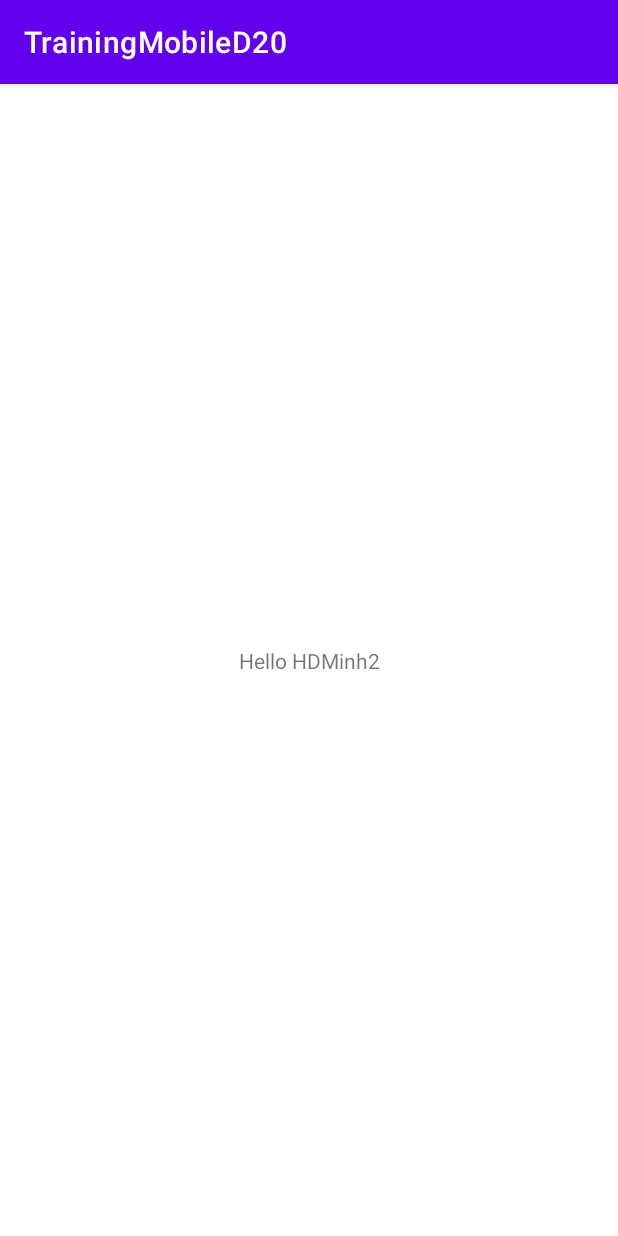
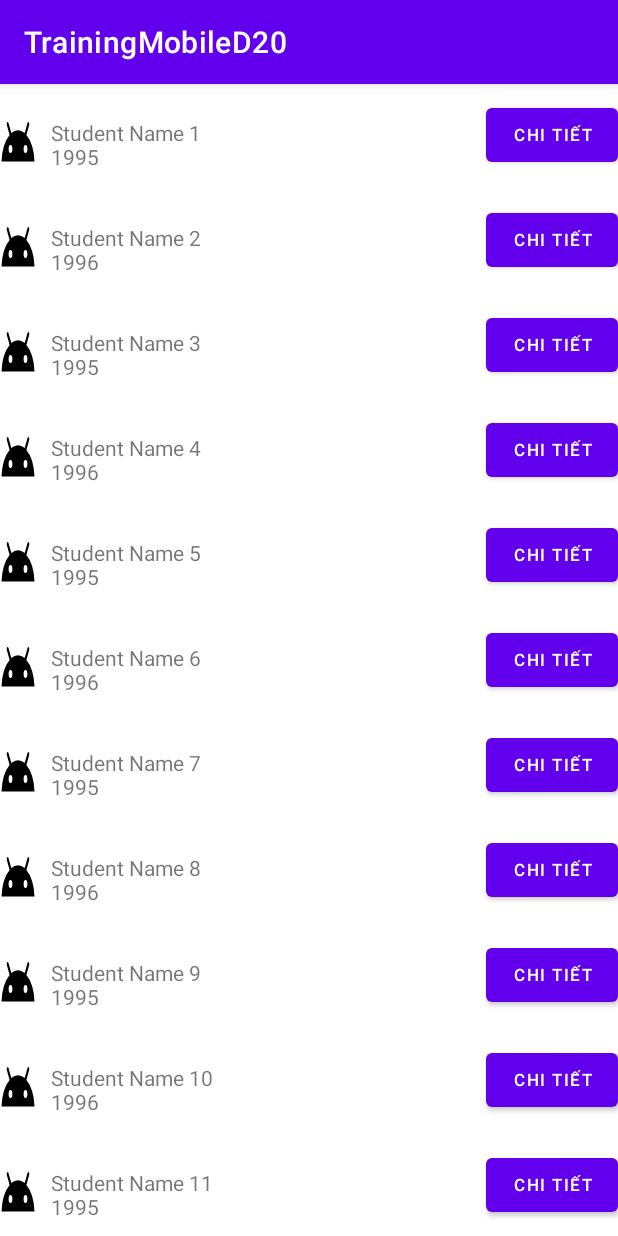
Before and after one commit to Hngdcmnh/mobileD20, an Android app: the screen it shows after launch (MainActivity before the commit, UserListActivity after it), on a phone screen of 412 x 824 dp. Run offline under Robolectric (Android 15) with nearby library versions, the phone set to English and light mode, and no system bars.

Commit message:
first commit

```diff
--- a/app/build.gradle
+++ b/app/build.gradle
@@ -5,7 +5,9 @@ plugins {
 
 android {
     compileSdk 32
-
+    buildFeatures {
+        viewBinding = true
+    }
     defaultConfig {
         applicationId "com.example.trainingmobiled20"
         minSdk 28
--- a/app/src/main/AndroidManifest.xml
+++ b/app/src/main/AndroidManifest.xml
@@ -10,7 +10,7 @@
         android:supportsRtl="true"
         android:theme="@style/Theme.TrainingMobileD20">
         <activity
-            android:name=".MainActivity"
+            android:name=".UserListActivity"
             android:exported="true">
             <intent-filter>
                 <action android:name="android.intent.action.MAIN" />
@@ -19,5 +19,4 @@
             </intent-filter>
         </activity>
     </application>
-
 </manifest>
--- a/app/src/main/java/com/example/trainingmobiled20/MainActivity.kt
+++ /dev/null
@@ -1,11 +0,0 @@
-package com.example.trainingmobiled20
-
-import androidx.appcompat.app.AppCompatActivity
-import android.os.Bundle
-
-class MainActivity : AppCompatActivity() {
-    override fun onCreate(savedInstanceState: Bundle?) {
-        super.onCreate(savedInstanceState)
-        setContentView(R.layout.activity_main)
-    }
-}
--- /dev/null
+++ b/app/src/main/java/com/example/trainingmobiled20/Student.kt
@@ -0,0 +1,23 @@
+package com.example.trainingmobiled20
+
+class Student(val name: String) {
+
+    companion object {
+        private var lastStudentId = 0
+        fun createStudentsList(numStudents: Int): ArrayList<Student> {
+            var year: String? = null
+            val students = ArrayList<Student>()
+            for (i in 1..numStudents) {
+                ++lastStudentId
+                year = if (lastStudentId % 2 != 0)
+                    "1995"
+                else
+                    "1996"
+                students.add(
+                    Student("Student Name " + lastStudentId + "\n" + year)
+                )
+            }
+            return students
+        }
+    }
+}
--- /dev/null
+++ b/app/src/main/java/com/example/trainingmobiled20/StudentsAdapter.kt
@@ -0,0 +1,38 @@
+package com.example.trainingmobiled20
+
+import android.view.LayoutInflater
+import android.view.ViewGroup
+import android.widget.Toast
+import androidx.recyclerview.widget.RecyclerView
+import com.example.trainingmobiled20.databinding.ItemStudentBinding
+
+class StudentsAdapter(private val mStudents: List<Student>) :
+    RecyclerView.Adapter<StudentsAdapter.ViewHolder>() {
+    inner class ViewHolder(itemView: ItemStudentBinding) : RecyclerView.ViewHolder(itemView.root) {
+        val nameTextView = itemView.studentName
+        val chitietButton = itemView.chiTietButton
+    }
+
+
+    override fun onCreateViewHolder(parent: ViewGroup, viewType: Int): StudentsAdapter.ViewHolder {
+        val context = parent.context
+        val inflater = LayoutInflater.from(context)
+        val studentView = ItemStudentBinding.inflate(inflater, parent, false)
+        return ViewHolder(studentView)
+    }
+
+    override fun onBindViewHolder(viewHolder: StudentsAdapter.ViewHolder, position: Int) {
+        val student: Student = mStudents.get(position)
+        val textView = viewHolder.nameTextView
+        textView.setText(student.name)
+        val button = viewHolder.chitietButton
+        button.text = "Chi tiết"
+        button.setOnClickListener { v ->
+            Toast.makeText(v.context, student.name + " | Demo function", Toast.LENGTH_SHORT).show()
+        }
+    }
+
+    override fun getItemCount(): Int {
+        return mStudents.size
+    }
+}
--- /dev/null
+++ b/app/src/main/java/com/example/trainingmobiled20/UserListActivity.kt
@@ -0,0 +1,20 @@
+package com.example.trainingmobiled20
+
+import androidx.appcompat.app.AppCompatActivity
+import android.os.Bundle
+import androidx.recyclerview.widget.LinearLayoutManager
+import com.example.trainingmobiled20.databinding.ActivityUsersBinding
+
+class UserListActivity : AppCompatActivity() {
+    lateinit var students: ArrayList<Student>
+    override fun onCreate(savedInstanceState: Bundle?) {
+        super.onCreate(savedInstanceState)
+        val binding = ActivityUsersBinding.inflate(layoutInflater)
+        val rvStudents = binding.rvStudents
+        students = Student.createStudentsList(20)
+        val adapter = StudentsAdapter(students)
+        rvStudents.adapter = adapter
+        rvStudents.layoutManager = LinearLayoutManager(this)
+        setContentView(binding.root)
+    }
+}
--- /dev/null
+++ b/app/src/main/res/drawable/flower.xml
@@ -0,0 +1,5 @@
+<vector android:height="50dp" android:tint="#000000"
+    android:viewportHeight="24" android:viewportWidth="24"
+    android:width="24dp" xmlns:android="http://schemas.android.com/apk/res/android">
+    <path android:fillColor="#FF000000" android:pathData="M17.6,11.48 L19.44,8.3a0.63,0.63 0,0 0,-1.09 -0.63l-1.88,3.24a11.43,11.43 0,0 0,-8.94 0L5.65,7.67a0.63,0.63 0,0 0,-1.09 0.63L6.4,11.48A10.81,10.81 0,0 0,1 20L23,20A10.81,10.81 0,0 0,17.6 11.48ZM7,17.25A1.25,1.25 0,1 1,8.25 16,1.25 1.25,0 0,1 7,17.25ZM17,17.25A1.25,1.25 0,1 1,18.25 16,1.25 1.25,0 0,1 17,17.25Z"/>
+</vector>
--- a/app/src/main/res/layout/activity_main.xml
+++ b/app/src/main/res/layout/activity_users.xml
@@ -1,18 +1,16 @@
 <?xml version="1.0" encoding="utf-8"?>
 <androidx.constraintlayout.widget.ConstraintLayout xmlns:android="http://schemas.android.com/apk/res/android"
     xmlns:app="http://schemas.android.com/apk/res-auto"
-    xmlns:tools="http://schemas.android.com/tools"
     android:layout_width="match_parent"
-    android:layout_height="match_parent"
-    tools:context=".MainActivity">
+    android:layout_height="match_parent">
 
-    <TextView
-        android:layout_width="wrap_content"
-        android:layout_height="wrap_content"
-        android:text="Hello HDMinh2"
+    <androidx.recyclerview.widget.RecyclerView
+        android:id="@+id/rvStudents"
+        android:layout_width="0dp"
+        android:layout_height="0dp"
         app:layout_constraintBottom_toBottomOf="parent"
-        app:layout_constraintLeft_toLeftOf="parent"
-        app:layout_constraintRight_toRightOf="parent"
+        app:layout_constraintEnd_toEndOf="parent"
+        app:layout_constraintStart_toStartOf="parent"
         app:layout_constraintTop_toTopOf="parent" />
 
 </androidx.constraintlayout.widget.ConstraintLayout>
--- /dev/null
+++ b/app/src/main/res/layout/item_student.xml
@@ -0,0 +1,30 @@
+<?xml version="1.0" encoding="utf-8"?>
+<LinearLayout xmlns:android="http://schemas.android.com/apk/res/android"
+    android:layout_width="match_parent"
+    android:layout_height="wrap_content"
+    android:orientation="horizontal"
+    android:paddingTop="10dp"
+    android:paddingBottom="10dp">
+
+    <ImageView
+        android:layout_width="wrap_content"
+        android:layout_height="wrap_content"
+        android:layout_marginEnd="10dp"
+        android:src="@drawable/flower"
+        android:contentDescription="TODO" />
+
+    <TextView
+        android:id="@+id/student_name"
+        android:layout_width="0dp"
+        android:layout_height="wrap_content"
+        android:layout_weight="1" />
+
+
+    <Button
+        android:id="@+id/chi_tiet_button"
+        android:layout_width="wrap_content"
+        android:layout_height="wrap_content"
+        android:paddingLeft="16dp"
+        android:paddingRight="16dp"
+        android:textSize="11sp" />
+</LinearLayout>
```
